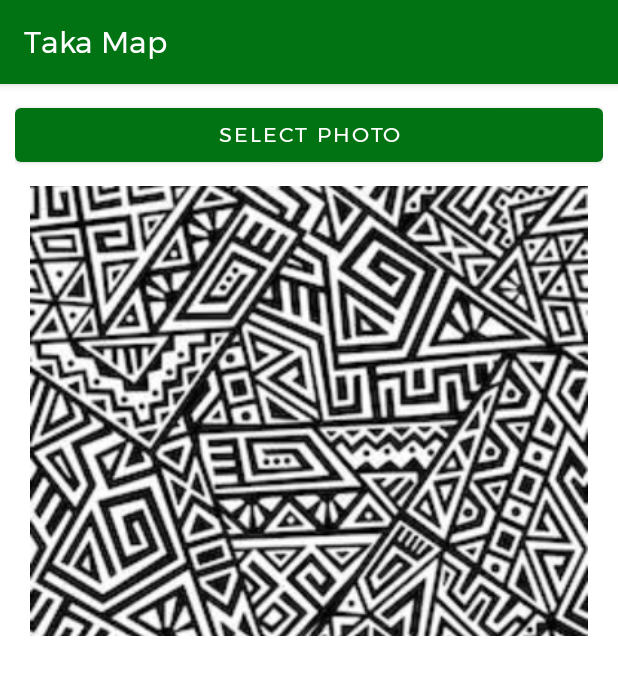
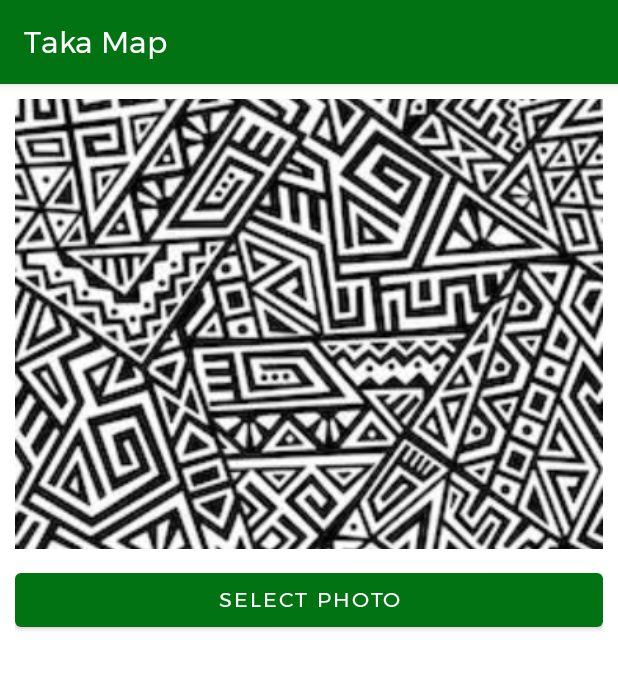
Before and after one commit to patrickhamzaokello/TakaMapNative, an Android app: the MakeReport screen opened directly, with no data from a screen before it, on a phone screen of 412 x 824 dp. Shown: the top 675 px of the screen. Run offline under Robolectric (Android 15) with nearby library versions, the phone set to English and light mode, and no system bars.

Commit message:
getting clear image working:

```diff
--- a/app/src/main/res/layout/activity_make_report.xml
+++ b/app/src/main/res/layout/activity_make_report.xml
@@ -10,25 +10,19 @@
     android:padding="10dp"
     tools:context=".MakeReport">
 
+    <ImageView
+        android:id="@+id/viewImage"
+        android:layout_width="match_parent"
+        android:layout_height="300dp"
+        android:scaleType="centerCrop"
+        android:src="@drawable/zodongo_user_profile" />
+
+    <Button
+        android:id="@+id/btnSelectPhoto"
+        android:layout_width="match_parent"
+        android:layout_height="wrap_content"
+        android:layout_marginTop="10dp"
+        android:text="Select Photo" />
 
 
-        <Button
-            android:id="@+id/btnSelectPhoto"
-            android:layout_width="match_parent"
-            android:layout_height="wrap_content"
-            android:text="Select Photo" />
-
-    <LinearLayout
-        android:layout_width="match_parent"
-        android:layout_height="match_parent"
-        android:orientation="vertical"
-        android:padding="10dp">
-
-        <ImageView
-            android:id="@+id/viewImage"
-            android:layout_width="match_parent"
-            android:layout_height="300dp"
-            android:scaleType="centerCrop"
-            android:src="@drawable/zodongo_user_profile" />
-    </LinearLayout>
 </LinearLayout>
--- a/app/src/main/res/values/strings.xml
+++ b/app/src/main/res/values/strings.xml
@@ -45,4 +45,5 @@
     <string name="provider_failed">Location turned off</string>
     <string name="learnmore">Learn more @ yugimap.com, 2022</string>
     <string name="continue_agree">By continuing you indicate that you agree to Yugi Map\'s Terms of Service and Privacy Policy</string>
+    <string name="fileprovider">com.pkasemer.takamap.fileprovider</string>
 </resources>
--- /dev/null
+++ b/app/src/main/res/xml/file_paths.xml
@@ -0,0 +1,4 @@
+<?xml version="1.0" encoding="utf-8"?>
+<paths xmlns:android="http://schemas.android.com/apk/res/android">
+    <external-files-path name="my_images" path="Pictures" />
+</paths>
```
Also changed, not shown: app/src/main/AndroidManifest.xml (+11 -4 lines), app/src/main/java/com/pkasemer/takamap/MakeReport.java (+91 -13 lines).
